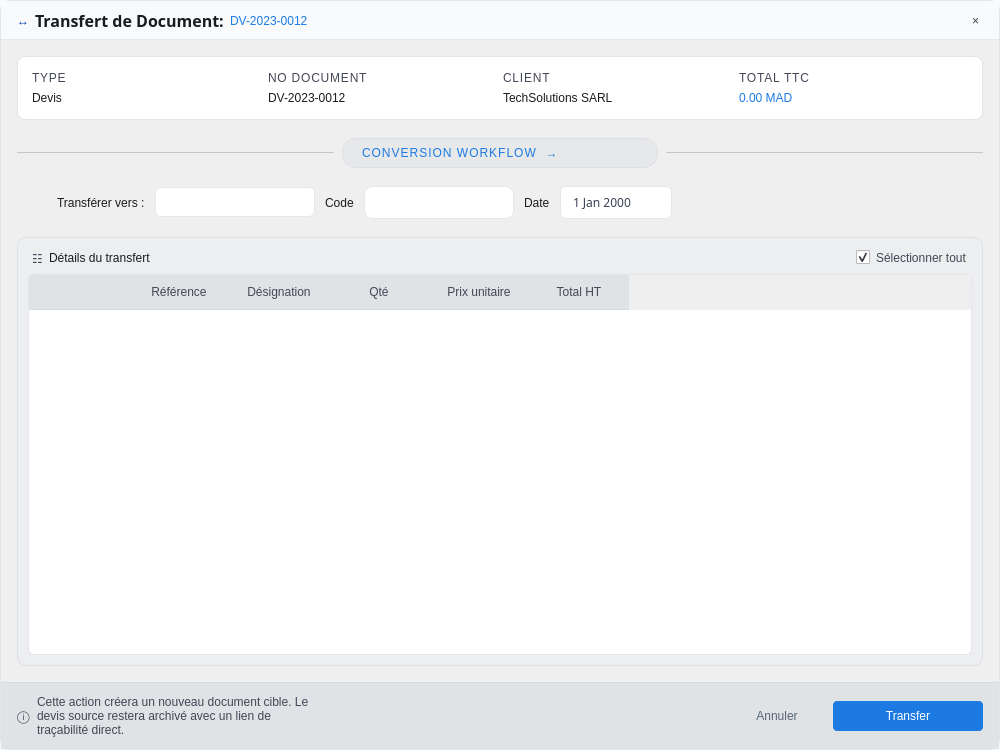
Old version of the form program/windows/transfer_window/transfert_document_dialog.ui in the repository lak-barmajyat/ERP.
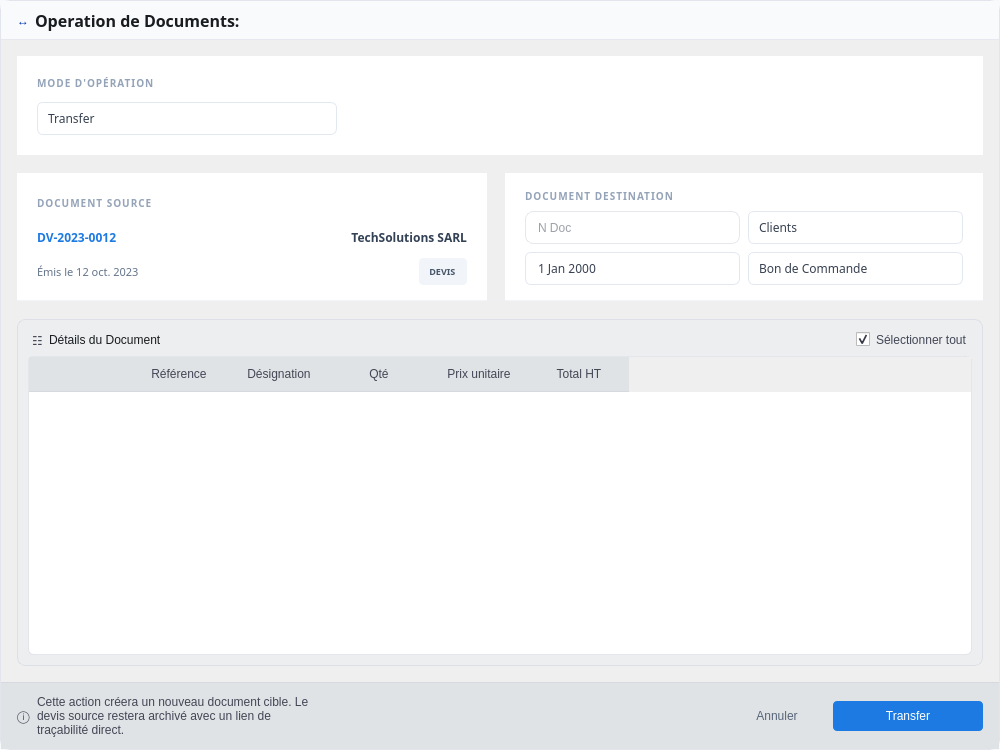
New version of the form. Icons and pictures are not drawn.

```diff
--- a/program/windows/transfer_window/transfert_document_dialog.ui
+++ b/program/windows/transfer_window/transfert_document_dialog.ui
@@ -111,17 +111,7 @@
             <string notr="true">QLabel#labelTitlePrefix { color: #191c1e; font: 700 12pt &quot;Overpass&quot;; }</string>
            </property>
            <property name="text">
-            <string>Transfert de Document:</string>
-           </property>
-          </widget>
-         </item>
-         <item>
-          <widget class="QLabel" name="labelDocCode">
-           <property name="styleSheet">
-            <string notr="true">QLabel#labelDocCode { color: #1d7ae2; font: 700 12pt &quot;Overpass&quot;; }</string>
-           </property>
-           <property name="text">
-            <string>DV-2023-0012</string>
+            <string>Operation de Documents:</string>
            </property>
           </widget>
          </item>
@@ -138,28 +128,6 @@
            </property>
           </spacer>
          </item>
-         <item>
-          <widget class="QPushButton" name="btnClose">
-           <property name="minimumSize">
-            <size>
-             <width>0</width>
-             <height>0</height>
-            </size>
-           </property>
-           <property name="maximumSize">
-            <size>
-             <width>30</width>
-             <height>30</height>
-            </size>
-           </property>
-           <property name="styleSheet">
-            <string notr="true">QPushButton#btnClose { border: none; border-radius: 4px; background: transparent; color: #434655; font: 600 12pt &quot;Overpass&quot;; padding: 2px 8px; } QPushButton#btnClose:hover { color: #ba1a1a; background-color: rgba(186,26,26,0.08); }</string>
-           </property>
-           <property name="text">
-            <string>×</string>
-           </property>
-          </widget>
-         </item>
         </layout>
        </widget>
       </item>
@@ -177,7 +145,7 @@
            <x>0</x>
            <y>0</y>
            <width>998</width>
-           <height>627</height>
+           <height>630</height>
           </rect>
          </property>
          <layout class="QVBoxLayout" name="contentLayout">
@@ -199,288 +167,418 @@
           <item>
            <widget class="QFrame" name="sourceCard">
             <property name="styleSheet">
-             <string notr="true">QFrame#sourceCard { background-color: #ffffff; border: 1px solid rgba(196,197,215,0.35); border-radius: 8px; }</string>
+             <string notr="true">QFrame 
+{
+	background-color:#ffffff;
+}</string>
             </property>
-            <property name="frameShape">
-             <enum>QFrame::NoFrame</enum>
-            </property>
-            <layout class="QGridLayout" name="sourceCardGrid">
+            <layout class="QVBoxLayout" name="_15">
+             <property name="spacing">
+              <number>24</number>
+             </property>
              <property name="leftMargin">
-              <number>14</number>
+              <number>20</number>
              </property>
              <property name="topMargin">
-              <number>14</number>
+              <number>20</number>
              </property>
              <property name="rightMargin">
-              <number>14</number>
+              <number>20</number>
              </property>
              <property name="bottomMargin">
-              <number>14</number>
+              <number>20</number>
              </property>
-             <item row="2" column="1">
-              <widget class="QLabel" name="labelSourceDocValue">
-               <property name="styleSheet">
-                <string notr="true">QLabel#labelSourceDocValue { color: #191c1e; font: 700 11pt &quot;Overpass&quot;; }</string>
+             <item>
+              <layout class="QVBoxLayout" name="_16">
+               <property name="spacing">
+                <number>12</number>
                </property>
-               <property name="text">
-                <string>DV-2023-0012</string>
-               </property>
-              </widget>
-             </item>
-             <item row="2" column="3">
-              <widget class="QLabel" name="labelSourceTotalValue">
-               <property name="styleSheet">
-                <string notr="true">QLabel#labelSourceTotalValue { color: #1d7ae2; font: 800 15pt &quot;Overpass&quot;; }</string>
-               </property>
-               <property name="text">
-                <string>0.00 MAD</string>
-               </property>
-              </widget>
-             </item>
-             <item row="1" column="0">
-              <widget class="QLabel" name="labelSourceTypeTitle">
-               <property name="styleSheet">
-                <string notr="true">QLabel#labelSourceTypeTitle { color: #434655; font: 700 8pt &quot;Overpass&quot;; letter-spacing: 0.8px; }</string>
-               </property>
-               <property name="text">
-                <string>TYPE</string>
-               </property>
-              </widget>
-             </item>
-             <item row="2" column="0">
-              <widget class="QLabel" name="labelSourceTypeValue">
-               <property name="styleSheet">
-                <string notr="true">QLabel#labelSourceTypeValue { color: #191c1e; font: 700 11pt &quot;Overpass&quot;; }</string>
-               </property>
-               <property name="text">
-                <string>Devis</string>
-               </property>
-              </widget>
-             </item>
-             <item row="2" column="2">
-              <widget class="QLabel" name="labelSourceClientValue">
-               <property name="styleSheet">
-                <string notr="true">QLabel#labelSourceClientValue { color: #191c1e; font: 700 11pt &quot;Overpass&quot;; }</string>
-               </property>
-               <property name="text">
-                <string>TechSolutions SARL</string>
-               </property>
-              </widget>
-             </item>
-             <item row="1" column="2">
-              <widget class="QLabel" name="labelSourceClientTitle">
-               <property name="styleSheet">
-                <string notr="true">QLabel#labelSourceClientTitle { color: #434655; font: 700 8pt &quot;Overpass&quot;; letter-spacing: 0.8px; }</string>
-               </property>
-               <property name="text">
-                <string>CLIENT</string>
-               </property>
-              </widget>
-             </item>
-             <item row="1" column="1">
-              <widget class="QLabel" name="labelSourceDocTitle">
-               <property name="styleSheet">
-                <string notr="true">QLabel#labelSourceDocTitle { color: #434655; font: 700 8pt &quot;Overpass&quot;; letter-spacing: 0.8px; }</string>
-               </property>
-               <property name="text">
-                <string>NO DOCUMENT</string>
-               </property>
-              </widget>
-             </item>
-             <item row="1" column="3">
-              <widget class="QLabel" name="labelSourceTotalTitle">
-               <property name="styleSheet">
-                <string notr="true">QLabel#labelSourceTotalTitle { color: #434655; font: 700 8pt &quot;Overpass&quot;; letter-spacing: 0.8px; }</string>
-               </property>
-               <property name="text">
-                <string>TOTAL TTC</string>
-               </property>
-              </widget>
+               <item>
+                <widget class="QLabel" name="label_18">
+                 <property name="font">
+                  <font>
+                   <family>Overpass</family>
+                   <pointsize>-1</pointsize>
+                   <weight>75</weight>
+                   <bold>true</bold>
+                  </font>
+                 </property>
+                 <property name="styleSheet">
+                  <string>font-size: 10px; font-weight: bold; color: #94a3b8; letter-spacing: 1px;</string>
+                 </property>
+                 <property name="text">
+                  <string>MODE D'OPÉRATION</string>
+                 </property>
+                </widget>
+               </item>
+               <item>
+                <layout class="QHBoxLayout" name="_17">
+                 <property name="spacing">
+                  <number>8</number>
+                 </property>
+                 <item>
+                  <widget class="QComboBox" name="comboModeOperation">
+                   <property name="minimumSize">
+                    <size>
+                     <width>300</width>
+                     <height>0</height>
+                    </size>
+                   </property>
+                   <property name="font">
+                    <font>
+                     <family>Overpass</family>
+                     <pointsize>9</pointsize>
+                     <weight>50</weight>
+                     <italic>false</italic>
+                     <bold>false</bold>
+                    </font>
+                   </property>
+                   <property name="styleSheet">
+                    <string notr="true">QComboBox {
+    background-color: #ffffff;
+    border: 1px solid #e2e8f0;
+    border-radius: 6px;
+    padding: 6px 10px;
+    font: 400 9pt &quot;Overpass&quot;;
+    color: #374151;
+}
+QComboBox::drop-down {
+    border: none;
+    width: 18px;
+}
+QComboBox::down-arrow {
+    image: url(program/assets/global/down_blue_arrow.svg);
+    width: 10px;
+    height: 10px;
+}</string>
+                   </property>
+                   <item>
+                    <property name="text">
+                     <string>Transfer</string>
+                    </property>
+                   </item>
+                   <item>
+                    <property name="text">
+                     <string>Dublique</string>
+                    </property>
+                   </item>
+                   <item>
+                    <property name="text">
+                     <string>Remplace</string>
+                    </property>
+                   </item>
+                  </widget>
+                 </item>
+                 <item>
+                  <spacer name="horizontalSpacer">
+                   <property name="orientation">
+                    <enum>Qt::Horizontal</enum>
+                   </property>
+                   <property name="sizeHint" stdset="0">
+                    <size>
+                     <width>40</width>
+                     <height>20</height>
+                    </size>
+                   </property>
+                  </spacer>
+                 </item>
+                </layout>
+               </item>
+              </layout>
              </item>
             </layout>
            </widget>
           </item>
           <item>
-           <layout class="QHBoxLayout" name="workflowLayout">
-            <property name="spacing">
-             <number>8</number>
-            </property>
-            <item>
-             <widget class="QFrame" name="lineLeft">
-              <property name="styleSheet">
-               <string notr="true">QFrame#lineLeft { color: rgba(116,118,134,0.35); }</string>
-              </property>
-              <property name="frameShape">
-               <enum>QFrame::HLine</enum>
-              </property>
-              <property name="frameShadow">
-               <enum>QFrame::Plain</enum>
-              </property>
-             </widget>
-            </item>
-            <item>
-             <widget class="QLabel" name="labelWorkflow">
-              <property name="styleSheet">
-               <string notr="true">QLabel#labelWorkflow { background-color: #e6e8ea; border: 1px solid rgba(196,197,215,0.35); border-radius: 14px; color: #1d7ae2; font: 700 8pt &quot;Overpass&quot;; letter-spacing: 1px; padding: 7px 16px; }</string>
-              </property>
-              <property name="text">
-               <string>CONVERSION WORKFLOW  →</string>
-              </property>
-             </widget>
-            </item>
-            <item>
-             <widget class="QFrame" name="lineRight">
-              <property name="styleSheet">
-               <string notr="true">QFrame#lineRight { color: rgba(116,118,134,0.35); }</string>
-              </property>
-              <property name="frameShape">
-               <enum>QFrame::HLine</enum>
-              </property>
-              <property name="frameShadow">
-               <enum>QFrame::Plain</enum>
-              </property>
-             </widget>
-            </item>
-           </layout>
-          </item>
-          <item>
-           <layout class="QHBoxLayout" name="horizontalLayout">
-            <property name="spacing">
-             <number>10</number>
+           <layout class="QHBoxLayout" name="horizontalLayout_2">
+            <property name="rightMargin">
+             <number>0</number>
             </property>
             <property name="bottomMargin">
              <number>0</number>
             </property>
             <item>
-             <spacer name="horizontalSpacer_2">
-              <property name="orientation">
-               <enum>Qt::Horizontal</enum>
-              </property>
-              <property name="sizeType">
-               <enum>QSizePolicy::Fixed</enum>
-              </property>
-              <property name="sizeHint" stdset="0">
-               <size>
-                <width>40</width>
-                <height>20</height>
-               </size>
-              </property>
-             </spacer>
-            </item>
-            <item alignment="Qt::AlignLeft">
-             <widget class="QLabel" name="labelTransferTo">
+             <widget class="QFrame" name="dlgSource">
               <property name="styleSheet">
-               <string notr="true">QLabel#labelTransferTo { color: #191c1e; font: 800 12pt &quot;Overpass&quot;; }</string>
+               <string>#dlgSource { background-color: #ffffff; border-bottom: 1px solid #f1f5f9; }</string>
               </property>
-              <property name="text">
-               <string>Transférer vers :</string>
-              </property>
+              <layout class="QVBoxLayout" name="_9">
+               <property name="spacing">
+                <number>8</number>
+               </property>
+               <property name="leftMargin">
+                <number>20</number>
+               </property>
+               <property name="topMargin">
+                <number>16</number>
+               </property>
+               <property name="rightMargin">
+                <number>20</number>
+               </property>
+               <property name="bottomMargin">
+                <number>16</number>
+               </property>
+               <item>
+                <widget class="QLabel" name="label_12">
+                 <property name="font">
+                  <font>
+                   <family>Overpass</family>
+                   <pointsize>-1</pointsize>
+                   <weight>75</weight>
+                   <bold>true</bold>
+                  </font>
+                 </property>
+                 <property name="styleSheet">
+                  <string>font-size: 10px; font-weight: bold; color: #94a3b8; letter-spacing: 1px;</string>
+                 </property>
+                 <property name="text">
+                  <string>DOCUMENT SOURCE</string>
+                 </property>
+                </widget>
+               </item>
+               <item>
+                <layout class="QHBoxLayout" name="_10">
+                 <item>
+                  <widget class="QLabel" name="label_13">
+                   <property name="font">
+                    <font>
+                     <family>Overpass</family>
+                     <pointsize>-1</pointsize>
+                     <weight>75</weight>
+                     <bold>true</bold>
+                    </font>
+                   </property>
+                   <property name="styleSheet">
+                    <string notr="true">font-size: 12px; font-weight: bold; color: #1d7ae2;</string>
+                   </property>
+                   <property name="text">
+                    <string>DV-2023-0012</string>
+                   </property>
+                  </widget>
+                 </item>
+                 <item>
+                  <widget class="QLabel" name="label_14">
+                   <property name="font">
+                    <font>
+                     <family>Overpass</family>
+                     <pointsize>-1</pointsize>
+                     <weight>75</weight>
+                     <bold>true</bold>
+                    </font>
+                   </property>
+                   <property name="styleSheet">
+                    <string>font-size: 12px; font-weight: 600; color: #334155;</string>
+                   </property>
+                   <property name="text">
+                    <string>TechSolutions SARL</string>
+                   </property>
+                   <property name="alignment">
+                    <set>Qt::AlignRight|Qt::AlignTrailing|Qt::AlignVCenter</set>
+                   </property>
+                  </widget>
+                 </item>
+                </layout>
+               </item>
+               <item>
+                <layout class="QHBoxLayout" name="_11">
+                 <item>
+                  <widget class="QLabel" name="label_15">
+                   <property name="font">
+                    <font>
+                     <family>Overpass</family>
+                     <pointsize>-1</pointsize>
+                    </font>
+                   </property>
+                   <property name="styleSheet">
+                    <string>font-size: 11px; color: #64748b;</string>
+                   </property>
+                   <property name="text">
+                    <string>Émis le 12 oct. 2023</string>
+                   </property>
+                  </widget>
+                 </item>
+                 <item>
+                  <spacer>
+                   <property name="orientation">
+                    <enum>Qt::Horizontal</enum>
+                   </property>
+                   <property name="sizeHint" stdset="0">
+                    <size>
+                     <width>0</width>
+                     <height>0</height>
+                    </size>
+                   </property>
+                  </spacer>
+                 </item>
+                 <item>
+                  <widget class="QLabel" name="label_16">
+                   <property name="font">
+                    <font>
+                     <family>Overpass</family>
+                     <pointsize>-1</pointsize>
+                     <weight>75</weight>
+                     <bold>true</bold>
+                    </font>
+                   </property>
+                   <property name="styleSheet">
+                    <string>background-color: #f1f5f9; border-radius: 4px; font-size: 9px; font-weight: bold; color: #475569; padding: 2px 6px;</string>
+                   </property>
+                   <property name="text">
+                    <string> DEVIS </string>
+                   </property>
+                  </widget>
+                 </item>
+                </layout>
+               </item>
+              </layout>
              </widget>
             </item>
             <item>
-             <widget class="QComboBox" name="comboToType">
-              <property name="minimumSize">
-               <size>
-                <width>160</width>
-                <height>0</height>
-               </size>
-              </property>
+             <widget class="QFrame" name="dlgDestination">
               <property name="styleSheet">
-               <string notr="true">QComboBox#comboToType {
-    background-color: #ffffff;
-    border: 1px solid #e2e8f0;
-    border-radius: 6px;
-    padding: 6px 10px;
-    font: 400 9pt &quot;Overpass&quot;;
-    color: #374151;
-}
-QComboBox#comboToType::drop-down {
-    border: none;
-    width: 18px;
-}
-QComboBox#comboToType::down-arrow {
-    image: url(program/assets/global/down_blue_arrow.svg);
-    width: 10px;
-    height: 10px;
-}</string>
+               <string notr="true">#dlgDestination { background-color: #ffffff; border-bottom: 1px solid #f1f5f9; }</string>
               </property>
-             </widget>
-            </item>
-            <item>
-             <widget class="QLabel" name="labelCode">
-              <property name="styleSheet">
-               <string notr="true">QLabel#labelCode { color: #191c1e; font: 800 12pt &quot;Overpass&quot;; }</string>
-              </property>
-              <property name="text">
-               <string>Code</string>
-              </property>
-             </widget>
-            </item>
-            <item>
-             <widget class="QLineEdit" name="CodeEditLine">
-              <property name="minimumSize">
-               <size>
-                <width>0</width>
-                <height>30</height>
-               </size>
-              </property>
-              <property name="maximumSize">
-               <size>
-                <width>150</width>
-                <height>1367777</height>
-               </size>
-              </property>
-              <property name="styleSheet">
-               <string notr="true">QLineEdit#CodeEditLine { background-color: #ffffff; border: 1px solid #e5e7eb; border-radius: 8px; padding: 6px 10px; font: 500 10pt &quot;Overpass&quot;; color: #374151; } 
+              <layout class="QVBoxLayout" name="_12">
+               <property name="spacing">
+                <number>8</number>
+               </property>
+               <property name="leftMargin">
+                <number>20</number>
+               </property>
+               <property name="topMargin">
+                <number>16</number>
+               </property>
+               <property name="rightMargin">
+                <number>20</number>
+               </property>
+               <property name="bottomMargin">
+                <number>16</number>
+               </property>
+               <item>
+                <widget class="QLabel" name="label_17">
+                 <property name="font">
+                  <font>
+                   <family>Overpass</family>
+                   <pointsize>-1</pointsize>
+                   <weight>75</weight>
+                   <bold>true</bold>
+                  </font>
+                 </property>
+                 <property name="styleSheet">
+                  <string>font-size: 10px; font-weight: bold; color: #94a3b8; letter-spacing: 1px;</string>
+                 </property>
+                 <property name="text">
+                  <string>DOCUMENT DESTINATION</string>
+                 </property>
+                </widget>
+               </item>
+               <item>
+                <layout class="QHBoxLayout" name="_13">
+                 <item>
+                  <widget class="QLineEdit" name="RefEditline">
+                   <property name="minimumSize">
+                    <size>
+                     <width>215</width>
+                     <height>30</height>
+                    </size>
+                   </property>
+                   <property name="maximumSize">
+                    <size>
+                     <width>16777215</width>
+                     <height>1367777</height>
+                    </size>
+                   </property>
+                   <property name="styleSheet">
+                    <string notr="true">QLineEdit#RefEditline { background-color: #ffffff; border: 1px solid #e5e7eb; border-radius: 8px; padding: 6px 10px; font: 500 10pt &quot;Overpass&quot;; color: #374151; } 
 
 QLineEdit#CodeEditLine:hover { border-color: #d1d5db; }
 
  QLineEdit#CodeEditLine:focus { border-color: #1d7ae2; }
 
 /* --- Added Read-Only State --- */
-QLineEdit#CodeEditLine[readOnly=&quot;true&quot;] {
+QLineEdit#RefEditline[readOnly=&quot;true&quot;] {
     background-color: #f9fafb;    /* Light grey &quot;locked&quot; background */
     color: #9ca3af;               /* Lighter grey text */
     border: 1px solid #f3f4f6;    /* Very faint border */
 }
 
 /* Prevents the hover/focus colors from appearing when read-only */
-QLineEdit#CodeEditLine[readOnly=&quot;true&quot;]:hover,
-QLineEdit#CodeEditLine[readOnly=&quot;true&quot;]:focus {
+QLineEdit#RefEditline[readOnly=&quot;true&quot;]:hover,
+QLineEdit#RefEditline[readOnly=&quot;true&quot;]:focus {
     border-color: #f3f4f6;
 }</string>
-              </property>
-             </widget>
-            </item>
-            <item>
-             <widget class="QLabel" name="labelDate">
-              <property name="styleSheet">
-               <string notr="true">QLabel#labelDate { color: #191c1e; font: 800 12pt &quot;Overpass&quot;; }</string>
-              </property>
-              <property name="text">
-               <string>Date</string>
-              </property>
-             </widget>
-            </item>
-            <item>
-             <widget class="QDateEdit" name="dateTarget">
-              <property name="minimumSize">
-               <size>
-                <width>110</width>
-                <height>0</height>
-               </size>
-              </property>
-              <property name="font">
-               <font>
-                <family>Overpass</family>
-                <pointsize>9</pointsize>
-                <weight>50</weight>
-                <italic>false</italic>
-                <bold>false</bold>
-               </font>
-              </property>
-              <property name="styleSheet">
-               <string notr="true">QDateEdit, QDateEdit#dateTo {
+                   </property>
+                   <property name="placeholderText">
+                    <string>N Doc</string>
+                   </property>
+                  </widget>
+                 </item>
+                 <item>
+                  <widget class="QComboBox" name="comboClient">
+                   <property name="minimumSize">
+                    <size>
+                     <width>215</width>
+                     <height>0</height>
+                    </size>
+                   </property>
+                   <property name="font">
+                    <font>
+                     <family>Overpass</family>
+                     <pointsize>9</pointsize>
+                     <weight>50</weight>
+                     <italic>false</italic>
+                     <bold>false</bold>
+                    </font>
+                   </property>
+                   <property name="styleSheet">
+                    <string notr="true">QComboBox {
+    background-color: #ffffff;
+    border: 1px solid #e2e8f0;
+    border-radius: 6px;
+    padding: 6px 10px;
+    font: 400 9pt &quot;Overpass&quot;;
+    color: #374151;
+}
+QComboBox::drop-down {
+    border: none;
+    width: 18px;
+}
+QComboBox::down-arrow {
+    image: url(program/assets/global/down_blue_arrow.svg);
+    width: 10px;
+    height: 10px;
+}</string>
+                   </property>
+                   <item>
+                    <property name="text">
+                     <string>Clients</string>
+                    </property>
+                   </item>
+                  </widget>
+                 </item>
+                </layout>
+               </item>
+               <item>
+                <layout class="QHBoxLayout" name="_14">
+                 <item>
+                  <widget class="QDateEdit" name="dateTarget_2">
+                   <property name="minimumSize">
+                    <size>
+                     <width>215</width>
+                     <height>0</height>
+                    </size>
+                   </property>
+                   <property name="font">
+                    <font>
+                     <family>Overpass</family>
+                     <pointsize>9</pointsize>
+                     <weight>50</weight>
+                     <italic>false</italic>
+                     <bold>false</bold>
+                    </font>
+                   </property>
+                   <property name="styleSheet">
+                    <string notr="true">QDateEdit, QDateEdit#dateTo {
     background-color: #ffffff;
     border: 1px solid #e2e8f0;
     border-radius: 6px;
@@ -500,25 +598,60 @@
     width: 10px;
     height: 10px;
 }</string>
-              </property>
-              <property name="calendarPopup">
-               <bool>true</bool>
-              </property>
+                   </property>
+                   <property name="calendarPopup">
+                    <bool>true</bool>
+                   </property>
+                  </widget>
+                 </item>
+                 <item>
+                  <widget class="QComboBox" name="comboTypeDoc">
+                   <property name="minimumSize">
+                    <size>
+                     <width>215</width>
+                     <height>0</height>
+                    </size>
+                   </property>
+                   <property name="font">
+                    <font>
+                     <family>Overpass</family>
+                     <pointsize>9</pointsize>
+                     <weight>50</weight>
+                     <italic>false</italic>
+                     <bold>false</bold>
+                    </font>
+                   </property>
+                   <property name="styleSheet">
+                    <string notr="true">QComboBox {
+    background-color: #ffffff;
+    border: 1px solid #e2e8f0;
+    border-radius: 6px;
+    padding: 6px 10px;
+    font: 400 9pt &quot;Overpass&quot;;
+    color: #374151;
+}
+QComboBox::drop-down {
+    border: none;
+    width: 18px;
+}
+QComboBox::down-arrow {
+    image: url(program/assets/global/down_blue_arrow.svg);
+    width: 10px;
+    height: 10px;
+}</string>
+                   </property>
+                   <item>
+                    <property name="text">
+                     <string>Bon de Commande</string>
+                    </property>
+                   </item>
+                  </widget>
+                 </item>
+                </layout>
+               </item>
+              </layout>
              </widget>
             </item>
-            <item>
-             <spacer name="horizontalSpacer">
-              <property name="orientation">
-               <enum>Qt::Horizontal</enum>
-              </property>
-              <property name="sizeHint" stdset="0">
-               <size>
-                <width>40</width>
-                <height>20</height>
-               </size>
-              </property>
-             </spacer>
-            </item>
            </layout>
           </item>
           <item>
@@ -579,7 +712,7 @@
                    <string notr="true">QLabel#labelDetailsTitle { color: #191c1e; font: 700 11pt &quot;Overpass&quot;; }</string>
                   </property>
                   <property name="text">
-                   <string>Détails du transfert</string>
+                   <string>Détails du Document</string>
                   </property>
                  </widget>
                 </item>
```
Left out of the diff: 6 changed lines with no effect on the pictures.
